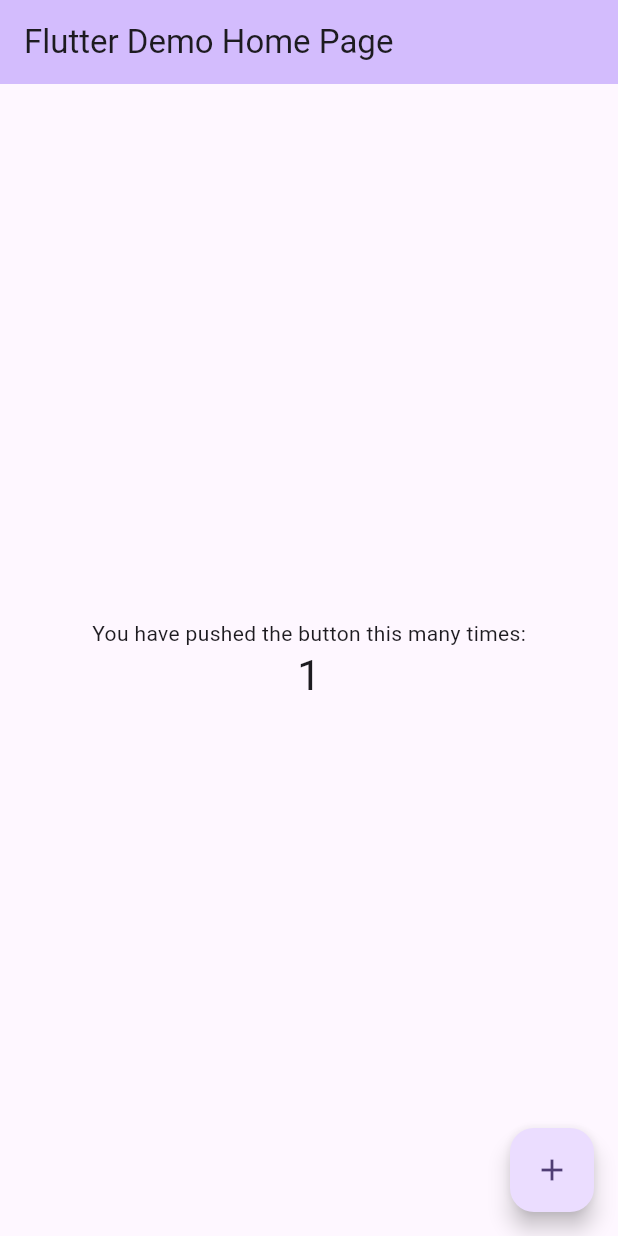
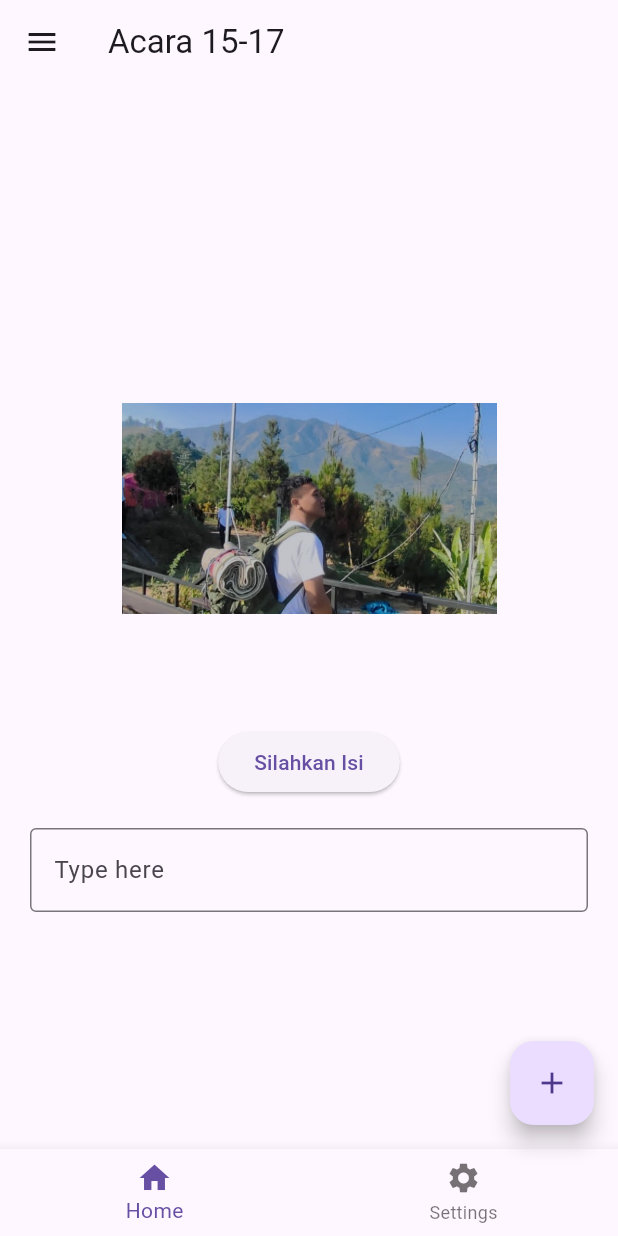
Before and after one commit to Rakadwii/mobileframework, a Flutter app: the screen it shows after launch, after a tap on the "add" icon, on a phone screen of 412 x 824 dp. Run offline on Flutter 3.47's test engine with Material 3 defaults, Android fonts, the phone set to English and light mode, and no system bars.

Commit message:
Acara 15-17

```diff
--- a/lib/main.dart
+++ b/lib/main.dart
@@ -1,125 +1,111 @@
 import 'package:flutter/material.dart';
 
 void main() {
-  runApp(const MyApp());
+  runApp(SimpleApp());
 }
 
-class MyApp extends StatelessWidget {
-  const MyApp({super.key});
-
-  // This widget is the root of your application.
+class SimpleApp extends StatelessWidget {
   @override
   Widget build(BuildContext context) {
     return MaterialApp(
-      title: 'Flutter Demo',
-      theme: ThemeData(
-        // This is the theme of your application.
-        //
-        // TRY THIS: Try running your application with "flutter run". You'll see
-        // the application has a purple toolbar. Then, without quitting the app,
-        // try changing the seedColor in the colorScheme below to Colors.green
-        // and then invoke "hot reload" (save your changes or press the "hot
-        // reload" button in a Flutter-supported IDE, or press "r" if you used
-        // the command line to start the app).
-        //
-        // Notice that the counter didn't reset back to zero; the application
-        // state is not lost during the reload. To reset the state, use hot
-        // restart instead.
-        //
-        // This works for code too, not just values: Most code changes can be
-        // tested with just a hot reload.
-        colorScheme: ColorScheme.fromSeed(seedColor: Colors.deepPurple),
-        useMaterial3: true,
+      debugShowCheckedModeBanner: false,
+      home: Scaffold(
+        appBar: AppBar(
+          title: Text('Acara 15-17'),
+        ),
+        drawer: Drawer(
+          child: ListView(
+            padding: EdgeInsets.zero,
+            children: [
+              DrawerHeader(
+                decoration: BoxDecoration(color: Colors.blue),
+                child: Text('Menu',
+                    style: TextStyle(color: Colors.white, fontSize: 24)),
+              ),
+              ListTile(
+                title: Text('Item 1'),
+                onTap: () {},
+              ),
+              ListTile(
+                title: Text('Item 2'),
+                onTap: () {},
+              ),
+            ],
+          ),
+        ),
+        body: Center(
+          child: Column(
+            mainAxisAlignment: MainAxisAlignment.center,
+            children: [
+              SimpleImage(imagePath: 'assets/images/IMG.png'),
+              SizedBox(height: 20),
+              SimpleButton(text: "Silahkan Isi", onPressed: () {}),
+              SizedBox(height: 20),
+              SimpleTextField(hintText: "Type here"),
+            ],
+          ),
+        ),
+        floatingActionButton: FloatingActionButton(
+          onPressed: () {},
+          child: Icon(Icons.add),
+        ),
+        bottomNavigationBar: BottomNavigationBar(
+          items: [
+            BottomNavigationBarItem(icon: Icon(Icons.home), label: "Home"),
+            BottomNavigationBarItem(
+                icon: Icon(Icons.settings), label: "Settings"),
+          ],
+        ),
       ),
-      home: const MyHomePage(title: 'Flutter Demo Home Page'),
     );
   }
 }
 
-class MyHomePage extends StatefulWidget {
-  const MyHomePage({super.key, required this.title});
+class SimpleButton extends StatelessWidget {
+  final String text;
+  final VoidCallback onPressed;
 
-  // This widget is the home page of your application. It is stateful, meaning
-  // that it has a State object (defined below) that contains fields that affect
-  // how it looks.
-
-  // This class is the configuration for the state. It holds the values (in this
-  // case the title) provided by the parent (in this case the App widget) and
-  // used by the build method of the State. Fields in a Widget subclass are
-  // always marked "final".
-
-  final String title;
-
-  @override
-  State<MyHomePage> createState() => _MyHomePageState();
-}
-
-class _MyHomePageState extends State<MyHomePage> {
-  int _counter = 0;
-
-  void _incrementCounter() {
-    setState(() {
-      // This call to setState tells the Flutter framework that something has
-      // changed in this State, which causes it to rerun the build method below
-      // so that the display can reflect the updated values. If we changed
-      // _counter without calling setState(), then the build method would not be
-      // called again, and so nothing would appear to happen.
-      _counter++;
-    });
-  }
+  SimpleButton({required this.text, required this.onPressed});
 
   @override
   Widget build(BuildContext context) {
-    // This method is rerun every time setState is called, for instance as done
-    // by the _incrementCounter method above.
-    //
-    // The Flutter framework has been optimized to make rerunning build methods
-    // fast, so that you can just rebuild anything that needs updating rather
-    // than having to individually change instances of widgets.
-    return Scaffold(
-      appBar: AppBar(
-        // TRY THIS: Try changing the color here to a specific color (to
-        // Colors.amber, perhaps?) and trigger a hot reload to see the AppBar
-        // change color while the other colors stay the same.
-        backgroundColor: Theme.of(context).colorScheme.inversePrimary,
-        // Here we take the value from the MyHomePage object that was created by
-        // the App.build method, and use it to set our appbar title.
-        title: Text(widget.title),
-      ),
-      body: Center(
-        // Center is a layout widget. It takes a single child and positions it
-        // in the middle of the parent.
-        child: Column(
-          // Column is also a layout widget. It takes a list of children and
-          // arranges them vertically. By default, it sizes itself to fit its
-          // children horizontally, and tries to be as tall as its parent.
-          //
-          // Column has various properties to control how it sizes itself and
-          // how it positions its children. Here we use mainAxisAlignment to
-          // center the children vertically; the main axis here is the vertical
-          // axis because Columns are vertical (the cross axis would be
-          // horizontal).
-          //
-          // TRY THIS: Invoke "debug painting" (choose the "Toggle Debug Paint"
-          // action in the IDE, or press "p" in the console), to see the
-          // wireframe for each widget.
-          mainAxisAlignment: MainAxisAlignment.center,
-          children: <Widget>[
-            const Text(
-              'You have pushed the button this many times:',
-            ),
-            Text(
-              '$_counter',
-              style: Theme.of(context).textTheme.headlineMedium,
-            ),
-          ],
-        ),
-      ),
-      floatingActionButton: FloatingActionButton(
-        onPressed: _incrementCounter,
-        tooltip: 'Increment',
-        child: const Icon(Icons.add),
-      ), // This trailing comma makes auto-formatting nicer for build methods.
+    return ElevatedButton(
+      onPressed: onPressed,
+      child: Text(text),
     );
   }
 }
+
+class SimpleTextField extends StatelessWidget {
+  final String hintText;
+
+  SimpleTextField({required this.hintText});
+
+  @override
+  Widget build(BuildContext context) {
+    return Padding(
+      padding: EdgeInsets.symmetric(horizontal: 20),
+      child: TextField(
+        decoration: InputDecoration(
+          border: OutlineInputBorder(),
+          hintText: hintText,
+        ),
+      ),
+    );
+  }
+}
+
+class SimpleImage extends StatelessWidget {
+  final String imagePath;
+
+  SimpleImage({required this.imagePath});
+
+  @override
+  Widget build(BuildContext context) {
+    return Image.asset(
+      imagePath,
+      width: 250,
+      height: 250,
+    );
+  }
+}
```
Also changed, not shown: pubspec.yaml (+4 -7 lines), assets/images/IMG.png (added), 1 other file.
